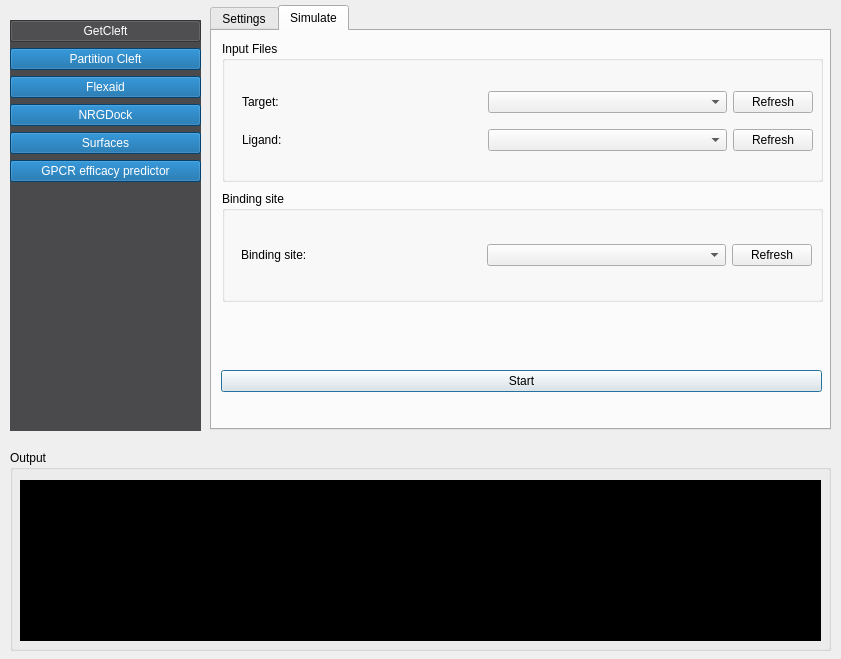
Before: the Qt Designer form demowidget.ui in ThomasDesc/NRG_plugin, drawn with Qt 5.
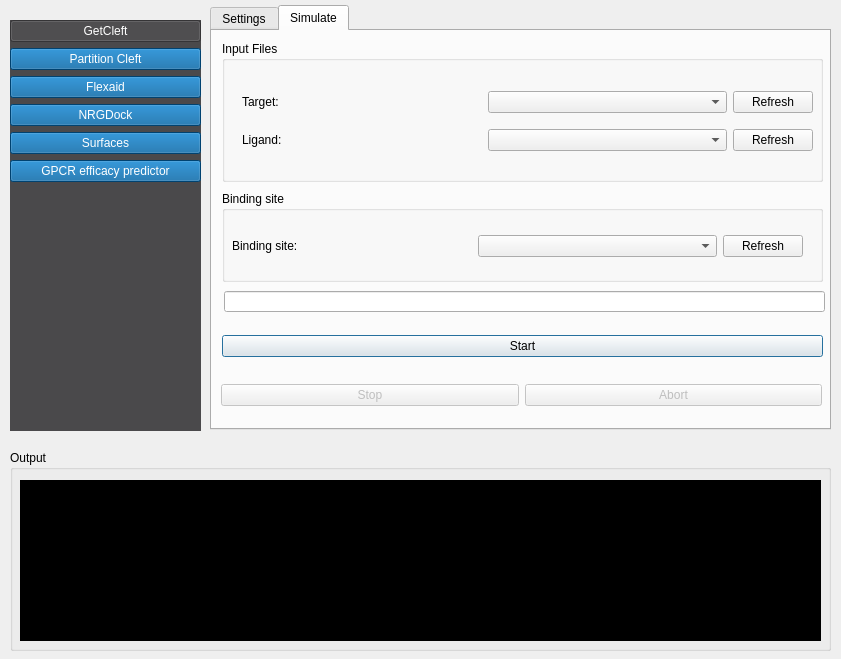
After: the same form once the commit is applied. The open tabs and pages were chosen to show the change.

Patch:
```diff
--- a/demowidget.ui
+++ b/demowidget.ui
@@ -789,7 +789,7 @@
          <x>10</x>
          <y>160</y>
          <width>601</width>
-         <height>111</height>
+         <height>91</height>
         </rect>
        </property>
        <property name="title">
@@ -798,8 +798,8 @@
        <widget class="QWidget" name="gridLayoutWidget_2">
         <property name="geometry">
          <rect>
-          <x>19</x>
-          <y>39</y>
+          <x>10</x>
+          <y>30</y>
           <width>571</width>
           <height>51</height>
          </rect>
@@ -841,10 +841,10 @@
       <widget class="QWidget" name="horizontalLayoutWidget_2">
        <property name="geometry">
         <rect>
-         <x>9</x>
-         <y>310</y>
+         <x>10</x>
+         <y>290</y>
          <width>601</width>
-         <height>80</height>
+         <height>51</height>
         </rect>
        </property>
        <layout class="QHBoxLayout" name="horizontalLayout_3">
@@ -869,6 +869,48 @@
         </item>
        </layout>
       </widget>
+      <widget class="QWidget" name="horizontalLayoutWidget_3">
+       <property name="geometry">
+        <rect>
+         <x>9</x>
+         <y>339</y>
+         <width>601</width>
+         <height>51</height>
+        </rect>
+       </property>
+       <layout class="QHBoxLayout" name="horizontalLayout_2">
+        <item>
+         <widget class="QPushButton" name="flexaid_button_stop">
+          <property name="enabled">
+           <bool>false</bool>
+          </property>
+          <property name="text">
+           <string>Stop</string>
+          </property>
+         </widget>
+        </item>
+        <item>
+         <widget class="QPushButton" name="flexaid_abort_button">
+          <property name="enabled">
+           <bool>false</bool>
+          </property>
+          <property name="text">
+           <string>Abort</string>
+          </property>
+         </widget>
+        </item>
+       </layout>
+      </widget>
+      <widget class="QLineEdit" name="simulate_folder_path">
+       <property name="geometry">
+        <rect>
+         <x>12</x>
+         <y>260</y>
+         <width>601</width>
+         <height>21</height>
+        </rect>
+       </property>
+      </widget>
      </widget>
     </widget>
    </widget>
```
Left out of the diff: 2 changed lines with no effect on the pictures.
